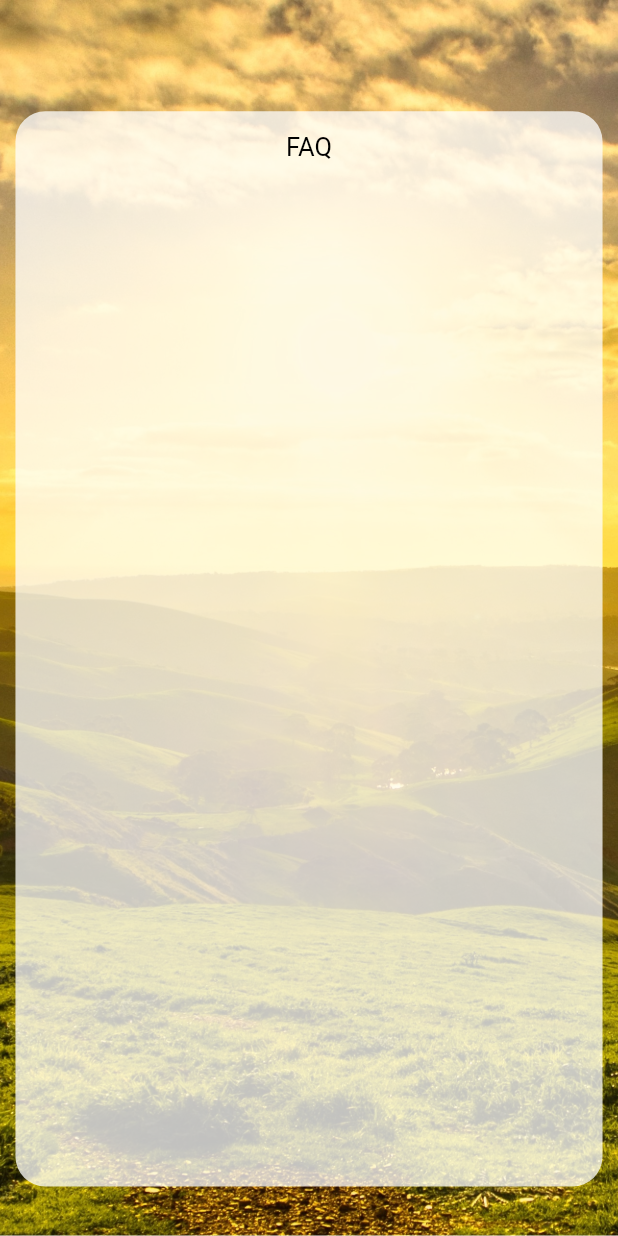
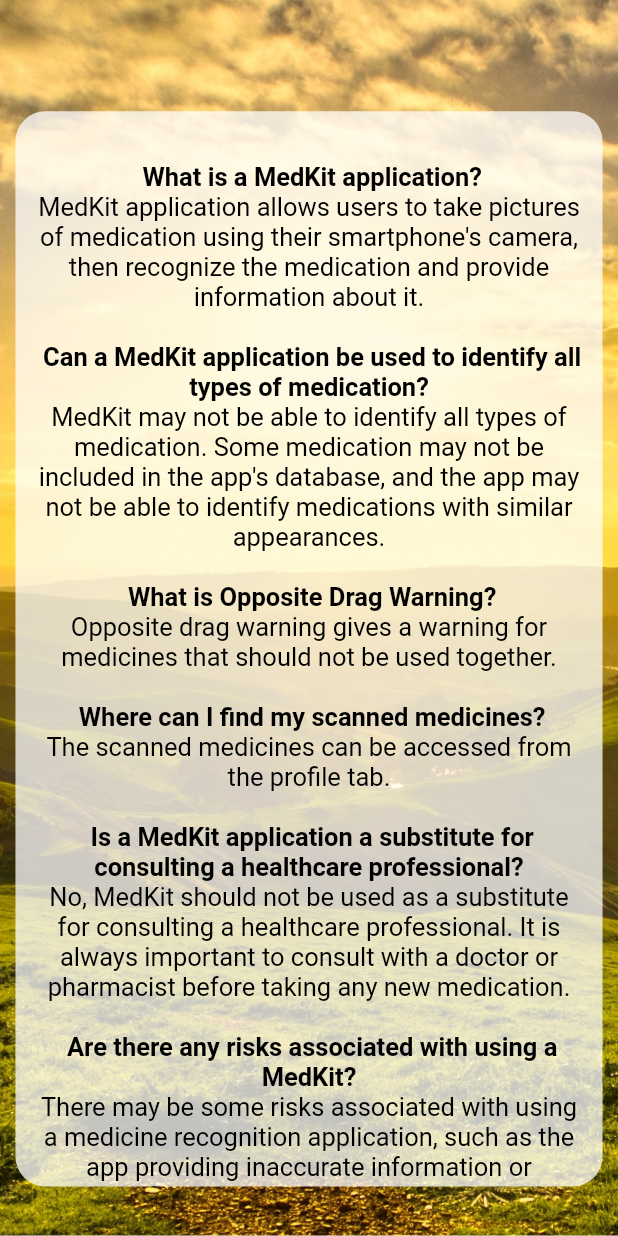
Before and after one commit to AthenaSenior/MedKit-development, a Flutter app: the FAQ screen opened directly, on a phone screen of 412 x 824 dp. Run offline on Flutter 3.47's test engine with Material 2 defaults, Android fonts, the light colour scheme and no system bars; our stand-ins replace camera, cloud_firestore, firebase_auth, firebase_core, firebase_database, loading_animation_widget and 1 more; missing offline and left inert: google_mlkit_text_recognition; accounts and stored records are empty.

Commit message:
FAQ text is added.

```diff
--- a/lib/FAQ.dart
+++ b/lib/FAQ.dart
@@ -57,13 +57,97 @@
                       color: Colors.white70.withOpacity(.75),
                       borderRadius: const BorderRadius.all(Radius.circular(20)),
                     ),
+                    child: SingleChildScrollView(
                       child: Padding(
                         padding: const EdgeInsets.all(14.0),
                         child:
                         Column(
                             children: [
                               const Text(
-                                "FAQ", // Aleyna will fill here with FAQ text prepared by her.
+                                  "\n What is a MedKit application?",
+                                  textAlign: TextAlign.center,
+                                  style: TextStyle(
+                                      color: Colors.black,
+                                      fontWeight: FontWeight.bold,
+                                      fontSize: 17)
+                              ),
+                              const Text(
+                                  "MedKit application allows users to take pictures of medication using their smartphone's camera, then recognize the medication and provide information about it.",
+                                  textAlign: TextAlign.center,
+                                  style: TextStyle(
+                                      color: Colors.black,
+                                      fontSize: 17)
+                              ),
+                              const Text(
+                                  "\n Can a MedKit application be used to identify all types of medication?",
+                                  textAlign: TextAlign.center,
+                                  style: TextStyle(
+                                      color: Colors.black,
+                                      fontWeight: FontWeight.bold,
+                                      fontSize: 17)
+                              ),
+                              const Text(
+                                  "MedKit may not be able to identify all types of medication. Some medication may not be included in the app's database, and the app may not be able to identify medications with similar appearances.",
+                                  textAlign: TextAlign.center,
+                                  style: TextStyle(
+                                      color: Colors.black,
+                                      fontSize: 17)
+                              ),
+                              const Text(
+                                  "\n What is Opposite Drag Warning?",
+                                  textAlign: TextAlign.center,
+                                  style: TextStyle(
+                                      color: Colors.black,
+                                      fontWeight: FontWeight.bold,
+                                      fontSize: 17)
+                              ),
+                              const Text(
+                                  "Opposite drag warning gives a warning for medicines that should not be used together.",
+                                  textAlign: TextAlign.center,
+                                  style: TextStyle(
+                                      color: Colors.black,
+                                      fontSize: 17)
+                              ),
+                              const Text(
+                                  "\n Where can I find my scanned medicines?",
+                                  textAlign: TextAlign.center,
+                                  style: TextStyle(
+                                      color: Colors.black,
+                                      fontWeight: FontWeight.bold,
+                                      fontSize: 17)
+                              ),
+                              const Text(
+                                  "The scanned medicines can be accessed from the profile tab.",
+                                  textAlign: TextAlign.center,
+                                  style: TextStyle(
+                                      color: Colors.black,
+                                      fontSize: 17)
+                              ),
+                              const Text(
+                                  "\n Is a MedKit application a substitute for consulting a healthcare professional?",
+                                  textAlign: TextAlign.center,
+                                  style: TextStyle(
+                                      color: Colors.black,
+                                      fontWeight: FontWeight.bold,
+                                      fontSize: 17)
+                              ),
+                              const Text(
+                                  "No, MedKit should not be used as a substitute for consulting a healthcare professional. It is always important to consult with a doctor or pharmacist before taking any new medication.",
+                                  textAlign: TextAlign.center,
+                                  style: TextStyle(
+                                      color: Colors.black,
+                                      fontSize: 17)
+                              ),
+                              const Text(
+                                  "\n Are there any risks associated with using a MedKit?",
+                                  textAlign: TextAlign.center,
+                                  style: TextStyle(
+                                      color: Colors.black,
+                                      fontWeight: FontWeight.bold,
+                                      fontSize: 17)
+                              ),
+                              const Text(
+                                  "There may be some risks associated with using a medicine recognition application, such as the app providing inaccurate information or identifying a medication incorrectly. It is important to verify any information provided by the app with a healthcare professional.",
                                   textAlign: TextAlign.center,
                                   style: TextStyle(
                                       color: Colors.black,
@@ -80,6 +164,7 @@
                     ),
                   ),
                 ),
+              ),
                         ],
                       ),
                     ),
```
Lines whose indentation alone changed are shown as unchanged.
